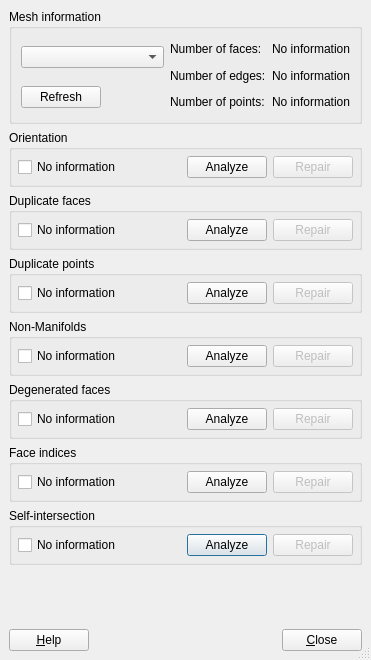
The window that src/Mod/Mesh/Gui/DlgEvaluateMesh.ui (berndhahnebach/All_FreeCAD) describes before a commit, drawn with Qt 5.
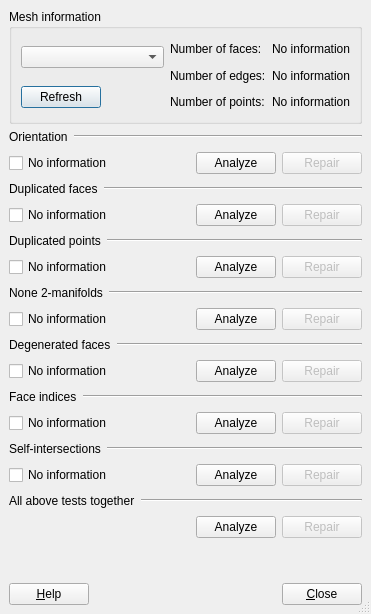
The same window after the commit.

Commit message: + beautify mesh analyze dialog + add test all to mesh analyze dialog

Patch:
```diff
--- a/src/Mod/Mesh/Gui/DlgEvaluateMesh.ui
+++ b/src/Mod/Mesh/Gui/DlgEvaluateMesh.ui
@@ -9,7 +9,7 @@
     <x>0</x>
     <y>0</y>
     <width>371</width>
-    <height>660</height>
+    <height>614</height>
    </rect>
   </property>
   <property name="windowTitle" >
@@ -18,467 +18,14 @@
   <property name="sizeGripEnabled" >
    <bool>true</bool>
   </property>
-  <layout class="QGridLayout" >
+  <layout class="QVBoxLayout" >
    <property name="margin" >
     <number>9</number>
    </property>
    <property name="spacing" >
     <number>6</number>
    </property>
-   <item row="7" column="0" >
-    <widget class="QGroupBox" name="groupBox2_3_3" >
-     <property name="title" >
-      <string>Self-intersection</string>
-     </property>
-     <layout class="QHBoxLayout" >
-      <property name="margin" >
-       <number>6</number>
-      </property>
-      <property name="spacing" >
-       <number>6</number>
-      </property>
-      <item>
-       <widget class="QCheckBox" name="checkSelfIntersectionButton" >
-        <property name="text" >
-         <string>No information</string>
-        </property>
-       </widget>
-      </item>
-      <item>
-       <spacer>
-        <property name="orientation" >
-         <enum>Qt::Horizontal</enum>
-        </property>
-        <property name="sizeType" >
-         <enum>QSizePolicy::Expanding</enum>
-        </property>
-        <property name="sizeHint" >
-         <size>
-          <width>290</width>
-          <height>20</height>
-         </size>
-        </property>
-       </spacer>
-      </item>
-      <item>
-       <widget class="QPushButton" name="analyzeSelfIntersectionButton" >
-        <property name="text" >
-         <string>Analyze</string>
-        </property>
-       </widget>
-      </item>
-      <item>
-       <widget class="QPushButton" name="repairSelfIntersectionButton" >
-        <property name="enabled" >
-         <bool>false</bool>
-        </property>
-        <property name="text" >
-         <string>Repair</string>
-        </property>
-       </widget>
-      </item>
-     </layout>
-    </widget>
-   </item>
-   <item row="6" column="0" >
-    <widget class="QGroupBox" name="groupBox2_3_2" >
-     <property name="title" >
-      <string>Face indices</string>
-     </property>
-     <layout class="QHBoxLayout" >
-      <property name="margin" >
-       <number>6</number>
-      </property>
-      <property name="spacing" >
-       <number>6</number>
-      </property>
-      <item>
-       <widget class="QCheckBox" name="checkIndicesButton" >
-        <property name="text" >
-         <string>No information</string>
-        </property>
-       </widget>
-      </item>
-      <item>
-       <spacer>
-        <property name="orientation" >
-         <enum>Qt::Horizontal</enum>
-        </property>
-        <property name="sizeType" >
-         <enum>QSizePolicy::Expanding</enum>
-        </property>
-        <property name="sizeHint" >
-         <size>
-          <width>290</width>
-          <height>20</height>
-         </size>
-        </property>
-       </spacer>
-      </item>
-      <item>
-       <widget class="QPushButton" name="analyzeIndicesButton" >
-        <property name="text" >
-         <string>Analyze</string>
-        </property>
-       </widget>
-      </item>
-      <item>
-       <widget class="QPushButton" name="repairIndicesButton" >
-        <property name="enabled" >
-         <bool>false</bool>
-        </property>
-        <property name="text" >
-         <string>Repair</string>
-        </property>
-       </widget>
-      </item>
-     </layout>
-    </widget>
-   </item>
-   <item row="8" column="0" >
-    <spacer>
-     <property name="orientation" >
-      <enum>Qt::Vertical</enum>
-     </property>
-     <property name="sizeType" >
-      <enum>QSizePolicy::Expanding</enum>
-     </property>
-     <property name="sizeHint" >
-      <size>
-       <width>353</width>
-       <height>21</height>
-      </size>
-     </property>
-    </spacer>
-   </item>
-   <item row="9" column="0" >
-    <layout class="QHBoxLayout" >
-     <property name="margin" >
-      <number>0</number>
-     </property>
-     <property name="spacing" >
-      <number>6</number>
-     </property>
-     <item>
-      <widget class="QPushButton" name="buttonHelp" >
-       <property name="text" >
-        <string>&amp;Help</string>
-       </property>
-       <property name="shortcut" >
-        <string>F1</string>
-       </property>
-       <property name="autoDefault" >
-        <bool>true</bool>
-       </property>
-      </widget>
-     </item>
-     <item>
-      <spacer>
-       <property name="orientation" >
-        <enum>Qt::Horizontal</enum>
-       </property>
-       <property name="sizeType" >
-        <enum>QSizePolicy::Expanding</enum>
-       </property>
-       <property name="sizeHint" >
-        <size>
-         <width>20</width>
-         <height>20</height>
-        </size>
-       </property>
-      </spacer>
-     </item>
-     <item>
-      <widget class="QPushButton" name="closeButton" >
-       <property name="text" >
-        <string>&amp;Close</string>
-       </property>
-       <property name="shortcut" >
-        <string>Alt+C</string>
-       </property>
-       <property name="autoDefault" >
-        <bool>true</bool>
-       </property>
-      </widget>
-     </item>
-    </layout>
-   </item>
-   <item row="3" column="0" >
-    <widget class="QGroupBox" name="groupBox2_2" >
-     <property name="title" >
-      <string>Duplicate points</string>
-     </property>
-     <layout class="QHBoxLayout" >
-      <property name="margin" >
-       <number>6</number>
-      </property>
-      <property name="spacing" >
-       <number>6</number>
-      </property>
-      <item>
-       <widget class="QCheckBox" name="checkDuplicatedPointsButton" >
-        <property name="text" >
-         <string>No information</string>
-        </property>
-       </widget>
-      </item>
-      <item>
-       <spacer>
-        <property name="orientation" >
-         <enum>Qt::Horizontal</enum>
-        </property>
-        <property name="sizeType" >
-         <enum>QSizePolicy::Expanding</enum>
-        </property>
-        <property name="sizeHint" >
-         <size>
-          <width>240</width>
-          <height>20</height>
-         </size>
-        </property>
-       </spacer>
-      </item>
-      <item>
-       <widget class="QPushButton" name="analyzeDuplicatedPointsButton" >
-        <property name="text" >
-         <string>Analyze</string>
-        </property>
-       </widget>
-      </item>
-      <item>
-       <widget class="QPushButton" name="repairDuplicatedPointsButton" >
-        <property name="enabled" >
-         <bool>false</bool>
-        </property>
-        <property name="text" >
-         <string>Repair</string>
-        </property>
-       </widget>
-      </item>
-     </layout>
-    </widget>
-   </item>
-   <item row="4" column="0" >
-    <widget class="QGroupBox" name="groupBox2_3" >
-     <property name="title" >
-      <string>Non-Manifolds</string>
-     </property>
-     <layout class="QHBoxLayout" >
-      <property name="margin" >
-       <number>6</number>
-      </property>
-      <property name="spacing" >
-       <number>6</number>
-      </property>
-      <item>
-       <widget class="QCheckBox" name="checkNonmanifoldsButton" >
-        <property name="text" >
-         <string>No information</string>
-        </property>
-       </widget>
-      </item>
-      <item>
-       <spacer>
-        <property name="orientation" >
-         <enum>Qt::Horizontal</enum>
-        </property>
-        <property name="sizeType" >
-         <enum>QSizePolicy::Expanding</enum>
-        </property>
-        <property name="sizeHint" >
-         <size>
-          <width>270</width>
-          <height>20</height>
-         </size>
-        </property>
-       </spacer>
-      </item>
-      <item>
-       <widget class="QPushButton" name="analyzeNonmanifoldsButton" >
-        <property name="text" >
-         <string>Analyze</string>
-        </property>
-       </widget>
-      </item>
-      <item>
-       <widget class="QPushButton" name="repairNonmanifoldsButton" >
-        <property name="enabled" >
-         <bool>false</bool>
-        </property>
-        <property name="text" >
-         <string>Repair</string>
-        </property>
-       </widget>
-      </item>
-     </layout>
-    </widget>
-   </item>
-   <item row="2" column="0" >
-    <widget class="QGroupBox" name="groupBox2" >
-     <property name="title" >
-      <string>Duplicate faces</string>
-     </property>
-     <layout class="QHBoxLayout" >
-      <property name="margin" >
-       <number>6</number>
-      </property>
-      <property name="spacing" >
-       <number>6</number>
-      </property>
-      <item>
-       <widget class="QCheckBox" name="checkDuplicatedFacesButton" >
-        <property name="text" >
-         <string>No information</string>
-        </property>
-       </widget>
-      </item>
-      <item>
-       <spacer>
-        <property name="orientation" >
-         <enum>Qt::Horizontal</enum>
-        </property>
-        <property name="sizeType" >
-         <enum>QSizePolicy::Expanding</enum>
-        </property>
-        <property name="sizeHint" >
-         <size>
-          <width>290</width>
-          <height>20</height>
-         </size>
-        </property>
-       </spacer>
-      </item>
-      <item>
-       <widget class="QPushButton" name="analyzeDuplicatedFacesButton" >
-        <property name="text" >
-         <string>Analyze</string>
-        </property>
-       </widget>
-      </item>
-      <item>
-       <widget class="QPushButton" name="repairDuplicatedFacesButton" >
-        <property name="enabled" >
-         <bool>false</bool>
-        </property>
-        <property name="text" >
-         <string>Repair</string>
-        </property>
-       </widget>
-      </item>
-     </layout>
-    </widget>
-   </item>
-   <item row="1" column="0" >
-    <widget class="QGroupBox" name="groupBox2_4" >
-     <property name="title" >
-      <string>Orientation</string>
-     </property>
-     <layout class="QHBoxLayout" >
-      <property name="margin" >
-       <number>6</number>
-      </property>
-      <property name="spacing" >
-       <number>6</number>
-      </property>
-      <item>
-       <widget class="QCheckBox" name="checkOrientationButton" >
-        <property name="text" >
-         <string>No information</string>
-        </property>
-       </widget>
-      </item>
-      <item>
-       <spacer>
-        <property name="orientation" >
-         <enum>Qt::Horizontal</enum>
-        </property>
-        <property name="sizeType" >
-         <enum>QSizePolicy::Expanding</enum>
-        </property>
-        <property name="sizeHint" >
-         <size>
-          <width>290</width>
-          <height>20</height>
-         </size>
-        </property>
-       </spacer>
-      </item>
-      <item>
-       <widget class="QPushButton" name="analyzeOrientationButton" >
-        <property name="text" >
-         <string>Analyze</string>
-        </property>
-       </widget>
-      </item>
-      <item>
-       <widget class="QPushButton" name="repairOrientationButton" >
-        <property name="enabled" >
-         <bool>false</bool>
-        </property>
-        <property name="text" >
-         <string>Repair</string>
-        </property>
-       </widget>
-      </item>
-     </layout>
-    </widget>
-   </item>
-   <item row="5" column="0" >
-    <widget class="QGroupBox" name="groupBox2_3_2_2" >
-     <property name="title" >
-      <string>Degenerated faces</string>
-     </property>
-     <layout class="QHBoxLayout" >
-      <property name="margin" >
-       <number>6</number>
-      </property>
-      <property name="spacing" >
-       <number>6</number>
-      </property>
-      <item>
-       <widget class="QCheckBox" name="checkDegenerationButton" >
-        <property name="text" >
-         <string>No information</string>
-        </property>
-       </widget>
-      </item>
-      <item>
-       <spacer>
-        <property name="orientation" >
-         <enum>Qt::Horizontal</enum>
-        </property>
-        <property name="sizeType" >
-         <enum>QSizePolicy::Expanding</enum>
-        </property>
-        <property name="sizeHint" >
-         <size>
-          <width>296</width>
-          <height>20</height>
-         </size>
-        </property>
-       </spacer>
-      </item>
-      <item>
-       <widget class="QPushButton" name="analyzeDegeneratedButton" >
-        <property name="text" >
-         <string>Analyze</string>
-        </property>
-       </widget>
-      </item>
-      <item>
-       <widget class="QPushButton" name="repairDegeneratedButton" >
-        <property name="enabled" >
-         <bool>false</bool>
-        </property>
-        <property name="text" >
-         <string>Repair</string>
-        </property>
-       </widget>
-      </item>
-     </layout>
-    </widget>
-   </item>
-   <item row="0" column="0" >
+   <item>
     <widget class="QGroupBox" name="groupBoxInfo" >
      <property name="title" >
       <string>Mesh information</string>
@@ -628,6 +175,723 @@
      </layout>
     </widget>
    </item>
+   <item>
+    <layout class="QHBoxLayout" >
+     <property name="margin" >
+      <number>0</number>
+     </property>
+     <property name="spacing" >
+      <number>6</number>
+     </property>
+     <item>
+      <widget class="QLabel" name="label" >
+       <property name="sizePolicy" >
+        <sizepolicy>
+         <hsizetype>4</hsizetype>
+         <vsizetype>5</vsizetype>
+         <horstretch>0</horstretch>
+         <verstretch>0</verstretch>
+        </sizepolicy>
+       </property>
+       <property name="text" >
+        <string>Orientation</string>
+       </property>
+      </widget>
+     </item>
+     <item>
+      <widget class="Line" name="line" >
+       <property name="orientation" >
+        <enum>Qt::Horizontal</enum>
+       </property>
+      </widget>
+     </item>
+    </layout>
+   </item>
+   <item>
+    <layout class="QHBoxLayout" >
+     <property name="margin" >
+      <number>0</number>
+     </property>
+     <property name="spacing" >
+      <number>6</number>
+     </property>
+     <item>
+      <widget class="QCheckBox" name="checkOrientationButton" >
+       <property name="text" >
+        <string>No information</string>
+       </property>
+      </widget>
+     </item>
+     <item>
+      <spacer>
+       <property name="orientation" >
+        <enum>Qt::Horizontal</enum>
+       </property>
+       <property name="sizeType" >
+        <enum>QSizePolicy::Expanding</enum>
+       </property>
+       <property name="sizeHint" >
+        <size>
+         <width>72</width>
+         <height>26</height>
+        </size>
+       </property>
+      </spacer>
+     </item>
+     <item>
+      <widget class="QPushButton" name="analyzeOrientationButton" >
+       <property name="text" >
+        <string>Analyze</string>
+       </property>
+      </widget>
+     </item>
+     <item>
+      <widget class="QPushButton" name="repairOrientationButton" >
+       <property name="enabled" >
+        <bool>false</bool>
+       </property>
+       <property name="text" >
+        <string>Repair</string>
+       </property>
+      </widget>
+     </item>
+    </layout>
+   </item>
+   <item>
+    <layout class="QHBoxLayout" >
+     <property name="margin" >
+      <number>0</number>
+     </property>
+     <property name="spacing" >
+      <number>6</number>
+     </property>
+     <item>
+      <widget class="QLabel" name="label_2" >
+       <property name="sizePolicy" >
+        <sizepolicy>
+         <hsizetype>4</hsizetype>
+         <vsizetype>5</vsizetype>
+         <horstretch>0</horstretch>
+         <verstretch>0</verstretch>
+        </sizepolicy>
+       </property>
+       <property name="text" >
+        <string>Duplicated faces</string>
+       </property>
+      </widget>
+     </item>
+     <item>
+      <widget class="Line" name="line_2" >
+       <property name="orientation" >
+        <enum>Qt::Horizontal</enum>
+       </property>
+      </widget>
+     </item>
+    </layout>
+   </item>
+   <item>
+    <layout class="QHBoxLayout" >
+     <property name="margin" >
+      <number>0</number>
+     </property>
+     <property name="spacing" >
+      <number>6</number>
+     </property>
+     <item>
+      <widget class="QCheckBox" name="checkDuplicatedFacesButton" >
+       <property name="text" >
+        <string>No information</string>
+       </property>
+      </widget>
+     </item>
+     <item>
+      <spacer>
+       <property name="orientation" >
+        <enum>Qt::Horizontal</enum>
+       </property>
+       <property name="sizeType" >
+        <enum>QSizePolicy::Expanding</enum>
+       </property>
+       <property name="sizeHint" >
+        <size>
+         <width>72</width>
+         <height>26</height>
+        </size>
+       </property>
+      </spacer>
+     </item>
+     <item>
+      <widget class="QPushButton" name="analyzeDuplicatedFacesButton" >
+       <property name="text" >
+        <string>Analyze</string>
+       </property>
+      </widget>
+     </item>
+     <item>
+      <widget class="QPushButton" name="repairDuplicatedFacesButton" >
+       <property name="enabled" >
+        <bool>false</bool>
+       </property>
+       <property name="text" >
+        <string>Repair</string>
+       </property>
+      </widget>
+     </item>
+    </layout>
+   </item>
+   <item>
+    <layout class="QHBoxLayout" >
+     <property name="margin" >
+      <number>0</number>
+     </property>
+     <property name="spacing" >
+      <number>6</number>
+     </property>
+     <item>
+      <widget class="QLabel" name="label_3" >
+       <property name="sizePolicy" >
+        <sizepolicy>
+         <hsizetype>4</hsizetype>
+         <vsizetype>5</vsizetype>
+         <horstretch>0</horstretch>
+         <verstretch>0</verstretch>
+        </sizepolicy>
+       </property>
+       <property name="text" >
+        <string>Duplicated points</string>
+       </property>
+      </widget>
+     </item>
+     <item>
+      <widget class="Line" name="line_3" >
+       <property name="orientation" >
+        <enum>Qt::Horizontal</enum>
+       </property>
+      </widget>
+     </item>
+    </layout>
+   </item>
+   <item>
+    <layout class="QHBoxLayout" >
+     <property name="margin" >
+      <number>0</number>
+     </property>
+     <property name="spacing" >
+      <number>6</number>
+     </property>
+     <item>
+      <widget class="QCheckBox" name="checkDuplicatedPointsButton" >
+       <property name="text" >
+        <string>No information</string>
+       </property>
+      </widget>
+     </item>
+     <item>
+      <spacer>
+       <property name="orientation" >
+        <enum>Qt::Horizontal</enum>
+       </property>
+       <property name="sizeType" >
+        <enum>QSizePolicy::Expanding</enum>
+       </property>
+       <property name="sizeHint" >
+        <size>
+         <width>72</width>
+         <height>26</height>
+        </size>
+       </property>
+      </spacer>
+     </item>
+     <item>
+      <widget class="QPushButton" name="analyzeDuplicatedPointsButton" >
+       <property name="text" >
+        <string>Analyze</string>
+       </property>
+      </widget>
+     </item>
+     <item>
+      <widget class="QPushButton" name="repairDuplicatedPointsButton" >
+       <property name="enabled" >
+        <bool>false</bool>
+       </property>
+       <property name="text" >
+        <string>Repair</string>
+       </property>
+      </widget>
+     </item>
+    </layout>
+   </item>
+   <item>
+    <layout class="QHBoxLayout" >
+     <property name="margin" >
+      <number>0</number>
+     </property>
+     <property name="spacing" >
+      <number>6</number>
+     </property>
+     <item>
+      <widget class="QLabel" name="label_4" >
+       <property name="sizePolicy" >
+        <sizepolicy>
+         <hsizetype>4</hsizetype>
+         <vsizetype>5</vsizetype>
+         <horstretch>0</horstretch>
+         <verstretch>0</verstretch>
+        </sizepolicy>
+       </property>
+       <property name="text" >
+        <string>None 2-manifolds</string>
+       </property>
+      </widget>
+     </item>
+     <item>
+      <widget class="Line" name="line_4" >
+       <property name="orientation" >
+        <enum>Qt::Horizontal</enum>
+       </property>
+      </widget>
+     </item>
+    </layout>
+   </item>
+   <item>
+    <layout class="QHBoxLayout" >
+     <property name="margin" >
+      <number>0</number>
+     </property>
+     <property name="spacing" >
+      <number>6</number>
+     </property>
+     <item>
+      <widget class="QCheckBox" name="checkNonmanifoldsButton" >
+       <property name="text" >
+        <string>No information</string>
+       </property>
+      </widget>
+     </item>
+     <item>
+      <spacer>
+       <property name="orientation" >
+        <enum>Qt::Horizontal</enum>
+       </property>
+       <property name="sizeType" >
+        <enum>QSizePolicy::Expanding</enum>
+       </property>
+       <property name="sizeHint" >
+        <size>
+         <width>72</width>
+         <height>26</height>
+        </size>
+       </property>
+      </spacer>
+     </item>
+     <item>
+      <widget class="QPushButton" name="analyzeNonmanifoldsButton" >
+       <property name="text" >
+        <string>Analyze</string>
+       </property>
+      </widget>
+     </item>
+     <item>
+      <widget class="QPushButton" name="repairNonmanifoldsButton" >
+       <property name="enabled" >
+        <bool>false</bool>
+       </property>
+       <property name="text" >
+        <string>Repair</string>
+       </property>
+      </widget>
+     </item>
+    </layout>
+   </item>
+   <item>
+    <layout class="QHBoxLayout" >
+     <property name="margin" >
+      <number>0</number>
+     </property>
+     <property name="spacing" >
+      <number>6</number>
+     </property>
+     <item>
+      <widget class="QLabel" name="label_5" >
+       <property name="sizePolicy" >
+        <sizepolicy>
+         <hsizetype>4</hsizetype>
+         <vsizetype>5</vsizetype>
+         <horstretch>0</horstretch>
+         <verstretch>0</verstretch>
+        </sizepolicy>
+       </property>
+       <property name="text" >
+        <string>Degenerated faces</string>
+       </property>
+      </widget>
+     </item>
+     <item>
+      <widget class="Line" name="line_5" >
+       <property name="orientation" >
+        <enum>Qt::Horizontal</enum>
+       </property>
+      </widget>
+     </item>
+    </layout>
+   </item>
+   <item>
+    <layout class="QHBoxLayout" >
+     <property name="margin" >
+      <number>0</number>
+     </property>
+     <property name="spacing" >
+      <number>6</number>
+     </property>
+     <item>
+      <widget class="QCheckBox" name="checkDegenerationButton" >
+       <property name="text" >
+        <string>No information</string>
+       </property>
+      </widget>
+     </item>
+     <item>
+      <spacer>
+       <property name="orientation" >
+        <enum>Qt::Horizontal</enum>
+       </property>
+       <property name="sizeType" >
+        <enum>QSizePolicy::Expanding</enum>
+       </property>
+       <property name="sizeHint" >
+        <size>
+         <width>72</width>
+         <height>26</height>
+        </size>
+       </property>
+      </spacer>
+     </item>
+     <item>
+      <widget class="QPushButton" name="analyzeDegeneratedButton" >
+       <property name="text" >
+        <string>Analyze</string>
+       </property>
+      </widget>
+     </item>
+     <item>
+      <widget class="QPushButton" name="repairDegeneratedButton" >
+       <property name="enabled" >
+        <bool>false</bool>
+       </property>
+       <property name="text" >
+        <string>Repair</string>
+       </property>
+      </widget>
+     </item>
+    </layout>
+   </item>
+   <item>
+    <layout class="QHBoxLayout" >
+     <property name="margin" >
+      <number>0</number>
+     </property>
+     <property name="spacing" >
+      <number>6</number>
+     </property>
+     <item>
+      <widget class="QLabel" name="label_6" >
+       <property name="sizePolicy" >
+        <sizepolicy>
+         <hsizetype>4</hsizetype>
+         <vsizetype>5</vsizetype>
+         <horstretch>0</horstretch>
+         <verstretch>0</verstretch>
+        </sizepolicy>
+       </property>
+       <property name="text" >
+        <string>Face indices</string>
+       </property>
+      </widget>
+     </item>
+     <item>
+      <widget class="Line" name="line_6" >
+       <property name="orientation" >
+        <enum>Qt::Horizontal</enum>
+       </property>
+      </widget>
+     </item>
+    </layout>
+   </item>
+   <item>
+    <layout class="QHBoxLayout" >
+     <property name="margin" >
+      <number>0</number>
+     </property>
+     <property name="spacing" >
+      <number>6</number>
+     </property>
+     <item>
+      <widget class="QCheckBox" name="checkIndicesButton" >
+       <property name="text" >
+        <string>No information</string>
+       </property>
+      </widget>
+     </item>
+     <item>
+      <spacer>
+       <property name="orientation" >
+        <enum>Qt::Horizontal</enum>
+       </property>
+       <property name="sizeType" >
+        <enum>QSizePolicy::Expanding</enum>
+       </property>
+       <property name="sizeHint" >
+        <size>
+         <width>72</width>
+         <height>26</height>
+        </size>
+       </property>
+      </spacer>
+     </item>
+     <item>
+      <widget class="QPushButton" name="analyzeIndicesButton" >
+       <property name="text" >
+        <string>Analyze</string>
+       </property>
+      </widget>
+     </item>
+     <item>
+      <widget class="QPushButton" name="repairIndicesButton" >
+       <property name="enabled" >
+        <bool>false</bool>
+       </property>
+       <property name="text" >
+        <string>Repair</string>
+       </property>
+      </widget>
+     </item>
+    </layout>
+   </item>
+   <item>
+    <layout class="QHBoxLayout" >
+     <property name="margin" >
+      <number>0</number>
+     </property>
+     <property name="spacing" >
+      <number>6</number>
+     </property>
+     <item>
+      <widget class="QLabel" name="label_7" >
+       <property name="sizePolicy" >
+        <sizepolicy>
+         <hsizetype>4</hsizetype>
+         <vsizetype>5</vsizetype>
+         <horstretch>0</horstretch>
+         <verstretch>0</verstretch>
+        </sizepolicy>
+       </property>
+       <property name="text" >
+        <string>Self-intersections</string>
+       </property>
+      </widget>
+     </item>
+     <item>
+      <widget class="Line" name="line_7" >
+       <property name="orientation" >
+        <enum>Qt::Horizontal</enum>
+       </property>
+      </widget>
+     </item>
+    </layout>
+   </item>
+   <item>
+    <layout class="QHBoxLayout" >
+     <property name="margin" >
+      <number>0</number>
+     </property>
+     <property name="spacing" >
+      <number>6</number>
+     </property>
+     <item>
+      <widget class="QCheckBox" name="checkSelfIntersectionButton" >
+       <property name="text" >
+        <string>No information</string>
+       </property>
+      </widget>
+     </item>
+     <item>
+      <spacer>
+       <property name="orientation" >
+        <enum>Qt::Horizontal</enum>
+       </property>
+       <property name="sizeType" >
+        <enum>QSizePolicy::Expanding</enum>
+       </property>
+       <property name="sizeHint" >
+        <size>
+         <width>51</width>
+         <height>26</height>
+        </size>
+       </property>
+      </spacer>
+     </item>
+     <item>
+      <widget class="QPushButton" name="analyzeSelfIntersectionButton" >
+       <property name="text" >
+        <string>Analyze</string>
+       </property>
+      </widget>
+     </item>
+     <item>
+      <widget class="QPushButton" name="repairSelfIntersectionButton" >
+       <property name="enabled" >
+        <bool>false</bool>
+       </property>
+       <property name="text" >
+        <string>Repair</string>
+       </property>
+      </widget>
+     </item>
+    </layout>
+   </item>
+   <item>
+    <layout class="QHBoxLayout" >
+     <property name="margin" >
+      <number>0</number>
+     </property>
+     <property name="spacing" >
+      <number>6</number>
+     </property>
+     <item>
+      <widget class="QLabel" name="label_8" >
+       <property name="sizePolicy" >
+        <sizepolicy>
+         <hsizetype>4</hsizetype>
+         <vsizetype>5</vsizetype>
+         <horstretch>0</horstretch>
+         <verstretch>0</verstretch>
+        </sizepolicy>
+       </property>
+       <property name="text" >
+        <string>All above tests together</string>
+       </property>
+      </widget>
+     </item>
+     <item>
+      <widget class="Line" name="line_8" >
+       <property name="orientation" >
+        <enum>Qt::Horizontal</enum>
+       </property>
+      </widget>
+     </item>
+    </layout>
+   </item>
+   <item>
+    <layout class="QHBoxLayout" >
+     <property name="margin" >
+      <number>0</number>
+     </property>
+     <property name="spacing" >
+      <number>6</number>
+     </property>
+     <item>
+      <spacer>
+       <property name="orientation" >
+        <enum>Qt::Horizontal</enum>
+       </property>
+       <property name="sizeType" >
+        <enum>QSizePolicy::Expanding</enum>
+       </property>
+       <property name="sizeHint" >
+        <size>
+         <width>72</width>
+         <height>26</height>
+        </size>
+       </property>
+      </spacer>
+     </item>
+     <item>
+      <widget class="QPushButton" name="analyzeAllTogether" >
+       <property name="text" >
+        <string>Analyze</string>
+       </property>
+      </widget>
+     </item>
+     <item>
+      <widget class="QPushButton" name="repairAllTogether" >
+       <property name="enabled" >
+        <bool>false</bool>
+       </property>
+       <property name="text" >
+        <string>Repair</string>
+       </property>
+      </widget>
+     </item>
+    </layout>
+   </item>
+   <item>
+    <spacer>
+     <property name="orientation" >
+      <enum>Qt::Vertical</enum>
+     </property>
+     <property name="sizeType" >
+      <enum>QSizePolicy::Expanding</enum>
+     </property>
+     <property name="sizeHint" >
+      <size>
+       <width>353</width>
+       <height>21</height>
+      </size>
+     </property>
+    </spacer>
+   </item>
+   <item>
+    <layout class="QHBoxLayout" >
+     <property name="margin" >
+      <number>0</number>
+     </property>
+     <property name="spacing" >
+      <number>6</number>
+     </property>
+     <item>
+      <widget class="QPushButton" name="buttonHelp" >
+       <property name="text" >
+        <string>&amp;Help</string>
+       </property>
+       <property name="shortcut" >
+        <string>F1</string>
+       </property>
+       <property name="autoDefault" >
+        <bool>true</bool>
+       </property>
+      </widget>
+     </item>
+     <item>
+      <spacer>
+       <property name="orientation" >
+        <enum>Qt::Horizontal</enum>
+       </property>
+       <property name="sizeType" >
+        <enum>QSizePolicy::Expanding</enum>
+       </property>
+       <property name="sizeHint" >
+        <size>
+         <width>20</width>
+         <height>20</height>
+        </size>
+       </property>
+      </spacer>
+     </item>
+     <item>
+      <widget class="QPushButton" name="closeButton" >
+       <property name="text" >
+        <string>&amp;Close</string>
+       </property>
+       <property name="shortcut" >
+        <string>Alt+C</string>
+       </property>
+       <property name="autoDefault" >
+        <bool>true</bool>
+       </property>
+      </widget>
+     </item>
+    </layout>
+   </item>
   </layout>
  </widget>
  <layoutdefault spacing="6" margin="11" />
```
The commit also changes 3 other files.
